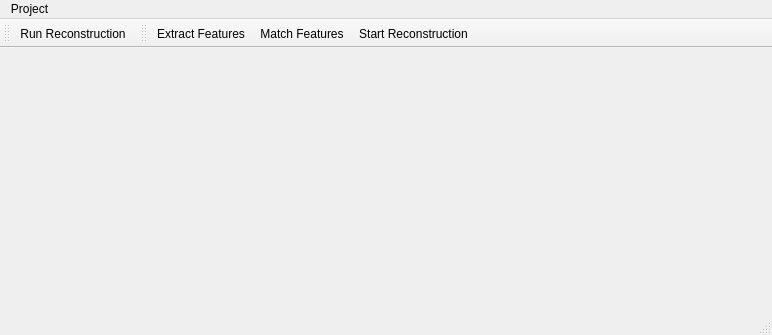
lybros/appa, file ui/mainwindow.ui: the form before one commit.
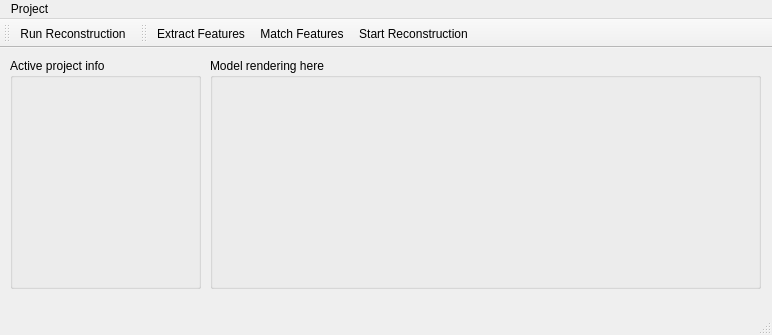
The form after the commit. Icons and pictures are not drawn.

Commit message: Storage class. C++ styleguide updates

The edit to the form file:
```diff
--- a/ui/mainwindow.ui
+++ b/ui/mainwindow.ui
@@ -13,7 +13,34 @@
   <property name="windowTitle">
    <string>MainWindow</string>
   </property>
-  <widget class="QWidget" name="centralWidget"/>
+  <widget class="QWidget" name="centralWidget">
+   <widget class="QGroupBox" name="groupBox">
+    <property name="geometry">
+     <rect>
+      <x>10</x>
+      <y>10</y>
+      <width>191</width>
+      <height>231</height>
+     </rect>
+    </property>
+    <property name="title">
+     <string>Active project info</string>
+    </property>
+   </widget>
+   <widget class="QGroupBox" name="groupBox_2">
+    <property name="geometry">
+     <rect>
+      <x>210</x>
+      <y>10</y>
+      <width>551</width>
+      <height>231</height>
+     </rect>
+    </property>
+    <property name="title">
+     <string>Model rendering here</string>
+    </property>
+   </widget>
+  </widget>
   <widget class="QMenuBar" name="menuBar">
    <property name="geometry">
     <rect>
```
The commit also changes 8 other files.
